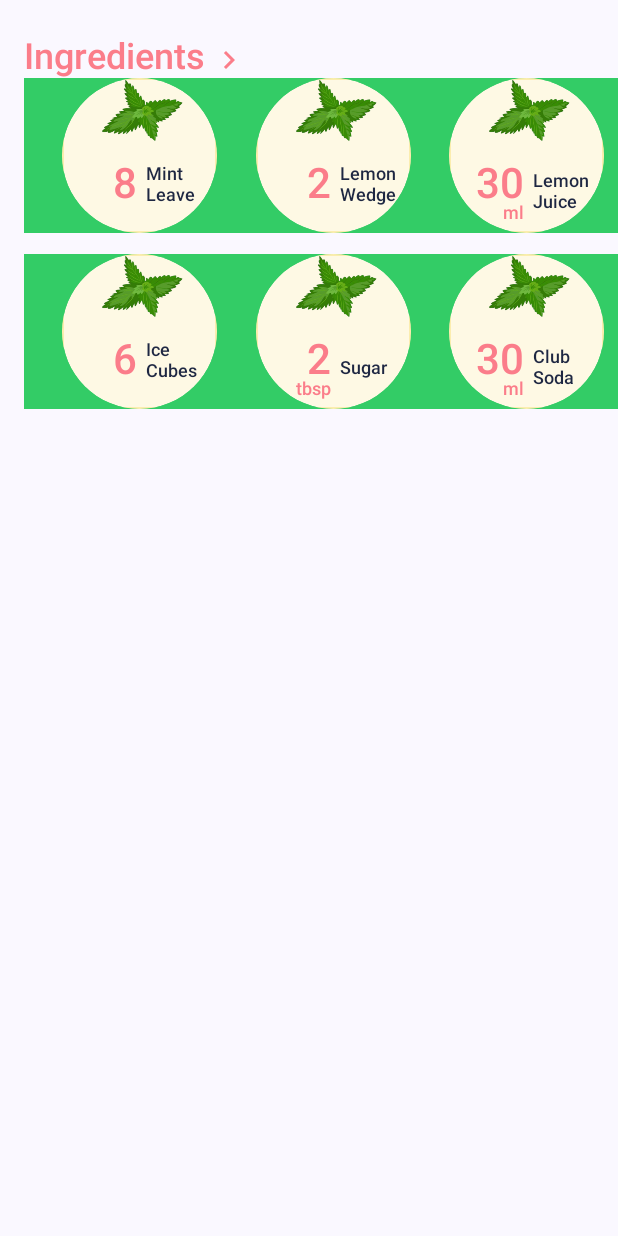
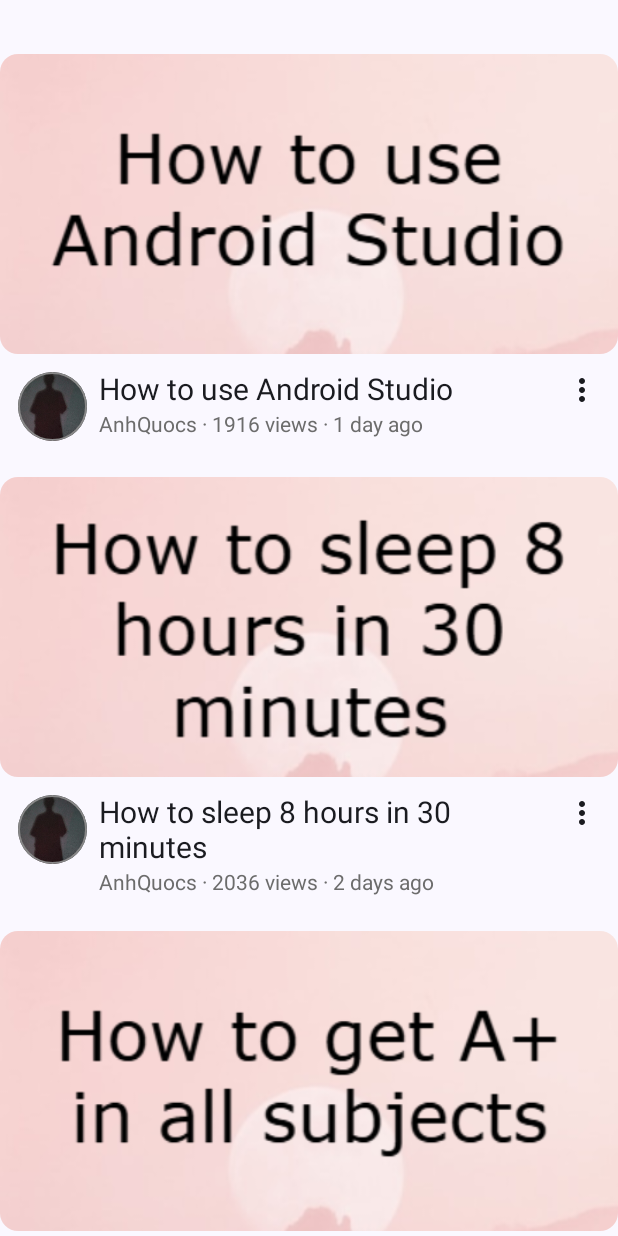
Before and after one commit to AnhQuocs/Jetpack-Compose-Basic, an Android app built with Jetpack Compose: the screen it shows after launch (MainActivity), on a phone screen of 412 x 824 dp. Run offline under Robolectric (Android 15) with nearby library versions, the phone set to English and light mode, and no system bars; our stand-ins replace constraintlayout-compose.

```diff
--- a/app/src/main/java/com/example/syt/MainActivity.kt
+++ b/app/src/main/java/com/example/syt/MainActivity.kt
@@ -5,22 +5,21 @@ import androidx.activity.ComponentActivity
 import androidx.activity.compose.setContent
 import androidx.activity.enableEdgeToEdge
 import androidx.annotation.DrawableRes
-import androidx.compose.foundation.BorderStroke
 import androidx.compose.foundation.Image
-import androidx.compose.foundation.background
 import androidx.compose.foundation.border
 import androidx.compose.foundation.layout.Column
 import androidx.compose.foundation.layout.Row
 import androidx.compose.foundation.layout.Spacer
 import androidx.compose.foundation.layout.fillMaxSize
 import androidx.compose.foundation.layout.fillMaxWidth
+import androidx.compose.foundation.layout.height
 import androidx.compose.foundation.layout.padding
 import androidx.compose.foundation.layout.size
+import androidx.compose.foundation.lazy.LazyColumn
 import androidx.compose.foundation.shape.CircleShape
-import androidx.compose.foundation.text2.input.rememberTextFieldState
 import androidx.compose.material.icons.Icons
-import androidx.compose.material.icons.automirrored.filled.KeyboardArrowRight
-import androidx.compose.material.icons.outlined.KeyboardDoubleArrowRight
+import androidx.compose.material.icons.filled.MoreVert
+import androidx.compose.material.icons.filled.Person
 import androidx.compose.material3.Icon
 import androidx.compose.material3.MaterialTheme
 import androidx.compose.material3.Surface
@@ -28,18 +27,14 @@ import androidx.compose.material3.Text
 import androidx.compose.runtime.Composable
 import androidx.compose.ui.Modifier
 import androidx.compose.ui.draw.clip
-import androidx.compose.ui.draw.paint
 import androidx.compose.ui.graphics.Color
 import androidx.compose.ui.layout.ContentScale
-import androidx.compose.ui.platform.LocalConfiguration
 import androidx.compose.ui.res.painterResource
 import androidx.compose.ui.text.TextStyle
 import androidx.compose.ui.text.font.FontWeight
-import androidx.compose.ui.text.style.TextAlign
 import androidx.compose.ui.tooling.preview.Preview
 import androidx.compose.ui.unit.dp
 import androidx.compose.ui.unit.sp
-import androidx.constraintlayout.compose.ChainStyle
 import androidx.constraintlayout.compose.ConstraintLayout
 import androidx.constraintlayout.compose.Dimension
 import com.example.syt.ui.theme.SYTTheme
@@ -65,214 +60,118 @@ class MainActivity : ComponentActivity() {
 fun HomeScreenApp() {
         Column (modifier = Modifier.fillMaxSize()) {
             Spacer(modifier = Modifier.padding(top = 24.dp))
-            Ingredients()
             Spacer(modifier = Modifier.padding(top = 12.dp))
+            VideoDetailScreen(Modifier.padding(4.dp), icon = R.drawable.avt, name = "haha")
         }
 }
 
 @Composable
-fun Ingredients(modifier: Modifier = Modifier) {
-    ConstraintLayout {
-
-        val configuration = LocalConfiguration.current
-        val sreenWidth = configuration.screenWidthDp
-        val itemWidth = (sreenWidth * 0.25).dp
-
-        val (tvIngredients, imgArrow) = createRefs()
-
-        Text("Ingredients", style = TextStyle(
-            fontWeight = FontWeight.SemiBold,
-            fontSize = 24.sp,
-            lineHeight = 14.sp,
-            color = Color(0xFFFB7D8A)
-        ),
-            modifier = Modifier.constrainAs(tvIngredients) {
-                top.linkTo(parent.top)
-                start.linkTo(parent.start, margin = 16.dp)
-            }
-        )
-
-        Icon(
-            imageVector = Icons.AutoMirrored.Filled.KeyboardArrowRight,
-            contentDescription = "",
-            tint = Color(0xFFFB7D8A),
-            modifier = Modifier.size(24.dp).constrainAs(imgArrow) {
-                start.linkTo(tvIngredients.end, margin = 4.dp)
-                bottom.linkTo(tvIngredients.bottom)
-            }
-        )
-
-        val(lineOne, lineTwo) = createRefs()
-
-        ConstraintLayout(modifier = Modifier.fillMaxWidth().constrainAs(lineOne){
-            start.linkTo(tvIngredients.start)
-            top.linkTo(tvIngredients.bottom)
-        }.background(color = Color(0xFF33CC66))) {
-
-            val(e1, e2, e3) = createRefs()
-            val lineOneChain = createHorizontalChain(e1, e2, e3, chainStyle = ChainStyle.Spread)
-
-            Ingredient(
-                icon = R.drawable.leaf,
-                value = 8,
-                unit = null,
-                name = "Mint Leaves",
-                modifier = Modifier
-                    .size(itemWidth)
-                    .constrainAs(e1) {lineOneChain}
-            )
-            Ingredient(
-                icon = R.drawable.leaf,
-                value = 2,
-                unit = null,
-                name = "Lemon Wedges",
-                modifier = Modifier
-                    .size(itemWidth)
-                    .constrainAs(e2) {lineOneChain}
-            )
-            Ingredient(
-                icon = R.drawable.leaf,
-                value = 30,
-                unit = "ml",
-                name = "Lemon Juice",
-                modifier = Modifier
-                    .size(itemWidth)
-                    .constrainAs(e3) {lineOneChain}
-            )
-
-        }
-
-        ConstraintLayout(modifier = Modifier
-            .fillMaxWidth()
-            .constrainAs(lineTwo){
-            start.linkTo(tvIngredients.start)
-            top.linkTo(lineOne.bottom, margin = 14.dp)
-        }.background(color = Color(0xFF33CC66))) {
-
-            val(e1, e2, e3) = createRefs()
-            val lineOneChain = createHorizontalChain(e1, e2, e3, chainStyle = ChainStyle.Spread)
-
-            Ingredient(
-                icon = R.drawable.leaf,
-                value = 6,
-                unit = null,
-                name = "Ice Cubes",
-                modifier = Modifier
-                    .size(itemWidth)
-                    .constrainAs(e1) {lineOneChain}
-            )
-            Ingredient(
-                icon = R.drawable.leaf,
-                value = 2,
-                unit = "tbsp",
-                name = "Sugar",
-                modifier = Modifier
-                    .size(itemWidth)
-                    .constrainAs(e2) {lineOneChain}
-            )
-            Ingredient(
-                icon = R.drawable.leaf,
-                value = 30,
-                unit = "ml",
-                name = "Club Soda",
-                modifier = Modifier
-                    .size(itemWidth)
-                    .constrainAs(e3) {lineOneChain}
-            )
-
+fun VideoDetailScreen(modifier: Modifier = Modifier, @DrawableRes icon: Int, name: String) {
+    LazyColumn {
+        item {
+            NextVideoInfo(thumb = R.drawable.screen_yt_as, channel = "AnhQuocs", videoTitle = "How to use Android Studio", views = 1916, timeAgo = "1 day ago", Modifier.padding(bottom = 24.dp))
+            NextVideoInfo(thumb = R.drawable.screen_yt_sleep, channel = "AnhQuocs", videoTitle = "How to sleep 8 hours in 30 minutes", views = 2036, timeAgo = "2 days ago", Modifier.padding(bottom = 24.dp))
+            NextVideoInfo(thumb = R.drawable.screen_yt_sj, channel = "AnhQuocs", videoTitle = "How to get A+ in all subjects", views = 5034, timeAgo = "3 days ago", Modifier.padding(bottom = 24.dp))
+            NextVideoInfo(thumb = R.drawable.screen_yt, channel = "AnhQuocs", videoTitle = "How to get a high paying easy job", views = 5000, timeAgo = "1 day ago", Modifier.padding(bottom = 24.dp))
+            NextVideoInfo(thumb = R.drawable.screen_yt, channel = "AnhQuocs", videoTitle = "How to use Android Studio", views = 1000, timeAgo = "1 day ago", Modifier.padding(bottom = 24.dp))
+            NextVideoInfo(thumb = R.drawable.screen_yt, channel = "AnhQuocs", videoTitle = "How to use Android Studio", views = 1000, timeAgo = "1 day ago", Modifier.padding(bottom = 24.dp))
         }
     }
 }
 
 @Composable
-fun Ingredient(
-    @DrawableRes icon: Int,
-    value: Int,
-    unit: String?,
-    name: String,
-    modifier: Modifier = Modifier
-) {
+fun NextVideoInfo(@DrawableRes thumb: Int, channel: String, videoTitle: String, views: Int, timeAgo: String, modifier: Modifier = Modifier) {
 
-    val backgroundColor = Color(0xFFFEF9E4)
-    val borderColor = Color(0xFFFBE897).copy(alpha = 0.7f)
+    ConstraintLayout(modifier = modifier.fillMaxWidth()) {
+        val(imgThumbnail, imgAvatar, tvVideoTitle, layoutInfo, imgMore) = createRefs()
 
-    ConstraintLayout(
-        modifier = modifier
-            .clip(CircleShape)
-            .background(color = backgroundColor, shape = CircleShape)
-            .border(BorderStroke(width = 1.dp, color = borderColor))
-    ) {
-        val horizontalGuideLine = createGuidelineFromTop(0.5f)
-
-        val imgIcon = createRef()
-        Image(painter = painterResource(id = icon), contentDescription = null, modifier = Modifier.constrainAs(imgIcon){
-            top.linkTo(parent.top)
-            start.linkTo(parent.start)
-            end.linkTo(parent.end)
-            bottom.linkTo(horizontalGuideLine)
-            height = Dimension.fillToConstraints
-        },
-            contentScale = ContentScale.FillHeight
+        Image(
+            painter = painterResource(thumb),
+            contentDescription = null,
+            contentScale = ContentScale.Crop,
+            modifier = Modifier
+                .fillMaxWidth()
+                .height(200.dp)
+                .clip(MaterialTheme.shapes.medium)
+                .constrainAs(imgThumbnail) {
+                    top.linkTo(parent.top)
+                    start.linkTo(parent.start)
+                    end.linkTo(parent.end)
+                    width = Dimension.fillToConstraints
+                }
         )
 
-        val (tvValue, tvUnit, tvName) = createRefs()
-
-        val verticalGuideLine = createGuidelineFromStart(0.5f)
-        val valueTextColor = Color(0xFFFB7D8A)
-
-        Text(text = value.toString(), style = TextStyle(
-            fontWeight = FontWeight.SemiBold,
-            fontSize = 28.sp,
-            lineHeight = 14.sp,
-            color = valueTextColor
-        ),
-            modifier = Modifier.constrainAs(tvValue) {
-                top.linkTo(horizontalGuideLine, margin = 2.dp)
-                end.linkTo(verticalGuideLine, margin = 2.dp)
-            }
+        Image(
+            painter = painterResource(id = R.drawable.toi),
+            contentDescription = null,
+            modifier = Modifier
+                .size(46.dp)
+                .clip(CircleShape)
+                .border(1.dp, color = Color.Gray, CircleShape)
+                .constrainAs(imgAvatar) {
+                    top.linkTo(imgThumbnail.bottom, margin = 12.dp)
+                    start.linkTo(parent.start, margin = 12.dp)
+                }
         )
 
-        unit?.let {
-            Text(text = unit, style = TextStyle(
-                fontWeight = FontWeight.SemiBold,
-                fontSize = 12.sp,
-                lineHeight = 14.sp,
-                color = valueTextColor
+        Icon(
+            Icons.Default.MoreVert,
+            contentDescription = null,
+            modifier = Modifier
+                .size(24.dp)
+                .constrainAs(imgMore) {
+                    top.linkTo(imgThumbnail.bottom, margin = 12.dp)
+                    end.linkTo(parent.end, margin = 12.dp)
+                }
+        )
+
+        Text(
+            videoTitle,
+            style = TextStyle(
+                fontSize = 20.sp,
+                fontWeight = FontWeight.Normal
             ),
-                modifier = Modifier.constrainAs(tvUnit) {
-                    top.linkTo(tvValue.bottom, margin = -4.dp)
-                    end.linkTo(tvValue.end)
+            modifier = Modifier
+                .constrainAs(tvVideoTitle) {
+                    start.linkTo(imgAvatar.end, margin = 8.dp)
+                    top.linkTo(imgThumbnail.bottom, margin = 12.dp)
+                    end.linkTo(imgMore.start, margin = 4.dp)
+                    width = Dimension.fillToConstraints
                 }
+        )
+
+        Row (
+            modifier = Modifier.constrainAs(layoutInfo) {
+                top.linkTo(tvVideoTitle.bottom, margin = 4.dp)
+                start.linkTo(tvVideoTitle.start)
+            }) {
+            Text(
+                channel,
+                style = TextStyle(
+                    color = Color(0xFF6C6C6C),
+                    fontWeight = FontWeight.Normal,
+                    fontSize = 14.sp
+                )
+            )
+            Text(" · ", style = TextStyle(color = Color(0xFF6C6C6C), fontWeight = FontWeight.Normal, fontSize = 14.sp))
+            Text(
+                "$views views",
+                style = TextStyle (
+                    color = Color(0xFF6C6C6C),
+                    fontWeight = FontWeight.Normal,
+                    fontSize = 14.sp
+                )
+            )
+            Text(" · ", style = TextStyle(color = Color(0xFF6C6C6C), fontWeight = FontWeight.Normal, fontSize = 14.sp))
+            Text(
+                timeAgo,
+                style = TextStyle(
+                    color = Color(0xFF6C6C6C),
+                    fontWeight = FontWeight.Normal,
+                    fontSize = 14.sp
+                )
             )
         }
-
-        val bottomBarrier = createBottomBarrier(tvValue, tvUnit)
-        val endGuideLine10 = createGuidelineFromEnd(0.1f)
-
-        Text(text = name, style = TextStyle(
-            color = Color(0xFF1E2742),
-            fontSize = 12.sp,
-            fontWeight = FontWeight.Medium,
-            lineHeight = 14.sp,
-        ),
-            modifier = Modifier.constrainAs(tvName) {
-                start.linkTo(verticalGuideLine, margin = 4.dp)
-                bottom.linkTo(bottomBarrier)
-                top.linkTo(tvValue.top)
-                end.linkTo(endGuideLine10)
-                width = Dimension.fillToConstraints
-            },
-            maxLines = 2,
-            textAlign = TextAlign.Start
-        )
-    }
-}
-
-@Preview(showBackground = true)
-@Composable
-fun IngredientPreView() {
-    Row () {
-//        Ingredient(modifier = Modifier.size(100.dp))
     }
 }
 
```
Also changed, not shown: app/src/main/res/drawable/avt.jpg (added), app/src/main/res/drawable/screen_yt.png (added), app/src/main/res/drawable/screen_yt_as.png (added), app/src/main/res/drawable/screen_yt_sj.png (added), app/src/main/res/drawable/screen_yt_sleep.png (added), app/src/main/res/drawable/toi.jpg (added).
